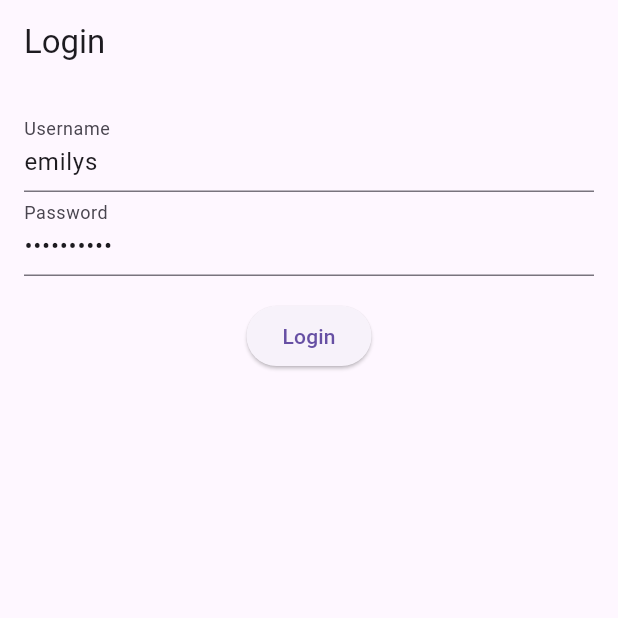
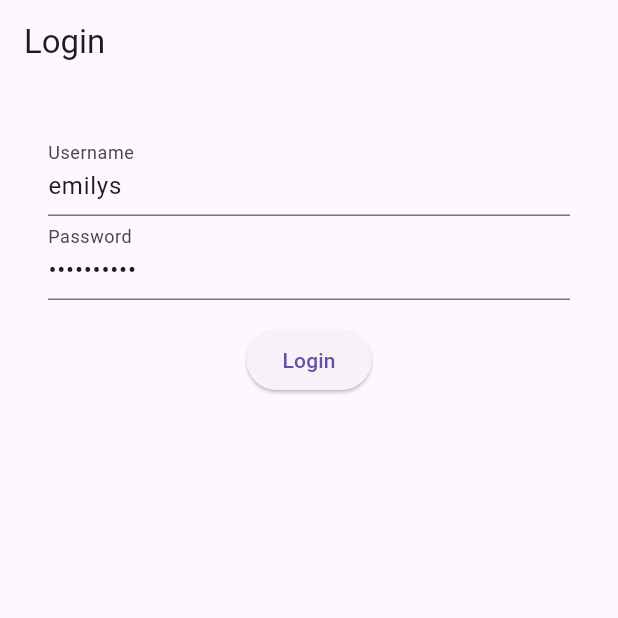
Before and after one commit to furkanmulayim/flutter_auth_provider, a Flutter app: the screen it shows after launch, on a phone screen of 412 x 824 dp, the top half of it. Run offline on Flutter 3.47's test engine with Material 3 defaults, Android fonts, the phone set to English and light mode, and no system bars; our stand-ins replace dio, go_router; accounts and stored records are empty.

Commit message:
Login done, token received, cleaned code

```diff
--- a/lib/main.dart
+++ b/lib/main.dart
@@ -18,7 +18,7 @@ class MyApp extends StatelessWidget {
     return MultiProvider(
       providers: [
         ChangeNotifierProvider(
-          create: (context) => LoginViewModel(
+          create: (_) => LoginViewModel(
             authRepository: AuthRepositoryImplements(
               authService: AuthApiService(),
             ),
--- a/lib/ui/login/view/login_view.dart
+++ b/lib/ui/login/view/login_view.dart
@@ -1,6 +1,4 @@
 import 'package:flutter/material.dart';
-import 'package:flutter_auth_provider/common/repository/login_auth/auth_repository_implements.dart';
-import 'package:flutter_auth_provider/common/service/auth_api_service.dart';
 import 'package:flutter_auth_provider/ui/login/view_model/login_view_model.dart';
 import 'package:go_router/go_router.dart';
 import 'package:provider/provider.dart';
@@ -9,64 +7,53 @@ import '../../../core/routes/app_router.dart';
 
 part '../widget/login_widget.dart';
 
-class LoginView extends StatefulWidget {
+class LoginView extends StatelessWidget{
   const LoginView({super.key});
 
   @override
-  _LoginViewState createState() => _LoginViewState();
-}
+  Widget build(BuildContext context) {
+    return Scaffold(
+      appBar: AppBar(
+        title: const Text('Login'),
+      ),
+      body: Padding(
+        padding: const EdgeInsets.all(16.0),
+        child: Consumer<LoginViewModel>(
+          builder: (context, viewModel, _) {
+            // Handle loading state
+            if (viewModel.isLoading) {
+              return const Center(
+                child: CircularProgressIndicator(),
+              );
+            }
+            // Handle error state
+            if (viewModel.isError) {
+              WidgetsBinding.instance.addPostFrameCallback((_) {
+                _showSnackBar(context, 'Login failed! Please try again.');
+              });
+            }
+            // Handle success state
+            if (viewModel.isSuccess) {
+              WidgetsBinding.instance.addPostFrameCallback((_) {
+                _goToProfile(context, viewModel.user!.accessToken);
+              });
+              return const SizedBox.shrink();
+            }
 
-class _LoginViewState extends State<LoginView> {
-  late LoginViewModel loginViewModel;
-
-  @override
-  void initState() {
-    super.initState();
-    loginViewModel = LoginViewModel(
-        authRepository:
-            AuthRepositoryImplements(authService: AuthApiService()));
-  }
-
-  @override
-  Widget build(BuildContext context) {
-    return ChangeNotifierProvider<LoginViewModel>(
-      create: (_) => loginViewModel,
-      child: Scaffold(
-          appBar: AppBar(
-            title: Text('Login'),
-          ),
-          body: Builder(
-            builder: (context) {
-              final viewModel = Provider.of<LoginViewModel>(context,listen: true);
-              if (viewModel.isLoading) {
-                return const Center(child: CircularProgressIndicator());
-              }
-
-              // State error
-              if (viewModel.isError) {
-                return const Center(
-                    child: Text('Login failed! Please try again.'));
-              }
-
-              // State success
-              if (viewModel.isSuccess) {
-                 _goToProfile(context, viewModel.user!.accessToken);
-              }
-
-              // Initial state (Login form)
-              return _LoginPageView();
-            },
-          )),
+            // Default (Login Form)
+            return _LoginPageView();
+          },
+        ),
+      ),
     );
   }
 
-  // SnackBar gösterme fonksiyonu
   void _showSnackBar(BuildContext context, String message) {
-    ScaffoldMessenger.of(context)
-        .showSnackBar(SnackBar(content: Text(message)));
+    ScaffoldMessenger.of(context).showSnackBar(
+      SnackBar(content: Text(message)),
+    );
   }
 
-  // Profil sayfasına yönlendirme fonksiyonu
   void _goToProfile(BuildContext context, String accessToken) {
     context.goNamed(RoutesPath.profilePath.name, extra: accessToken);
   }
--- a/lib/ui/login/widget/login_widget.dart
+++ b/lib/ui/login/widget/login_widget.dart
@@ -9,6 +9,7 @@ class _LoginPageView extends StatelessWidget {
 
   @override
   Widget build(BuildContext context) {
+    final viewModel = context.read<LoginViewModel>();
     return Padding(
       padding: const EdgeInsets.all(16.0),
       child: Column(
@@ -27,7 +28,8 @@ class _LoginPageView extends StatelessWidget {
             onPressed: () {
               final username = usernameController.text;
               final password = passwordController.text;
-              LoginViewModel(authRepository: AuthRepositoryImplements(authService: AuthApiService())).login(username, password);
+              viewModel.login(username, password);
+              ///LoginViewModel(authRepository: AuthRepositoryImplements(authService: AuthApiService())).login(username, password);
             },
             child: const Text('Login'),
           ),
```
Also changed, not shown: lib/ui/login/view_model/login_view_model.dart (+11 -21 lines).
